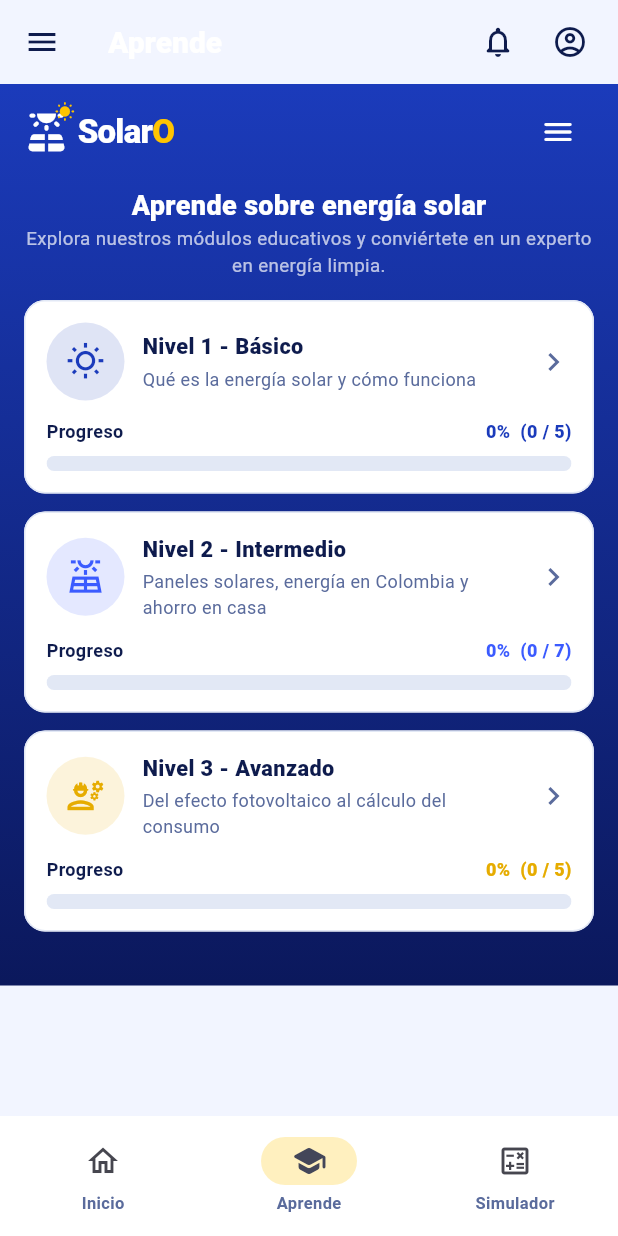
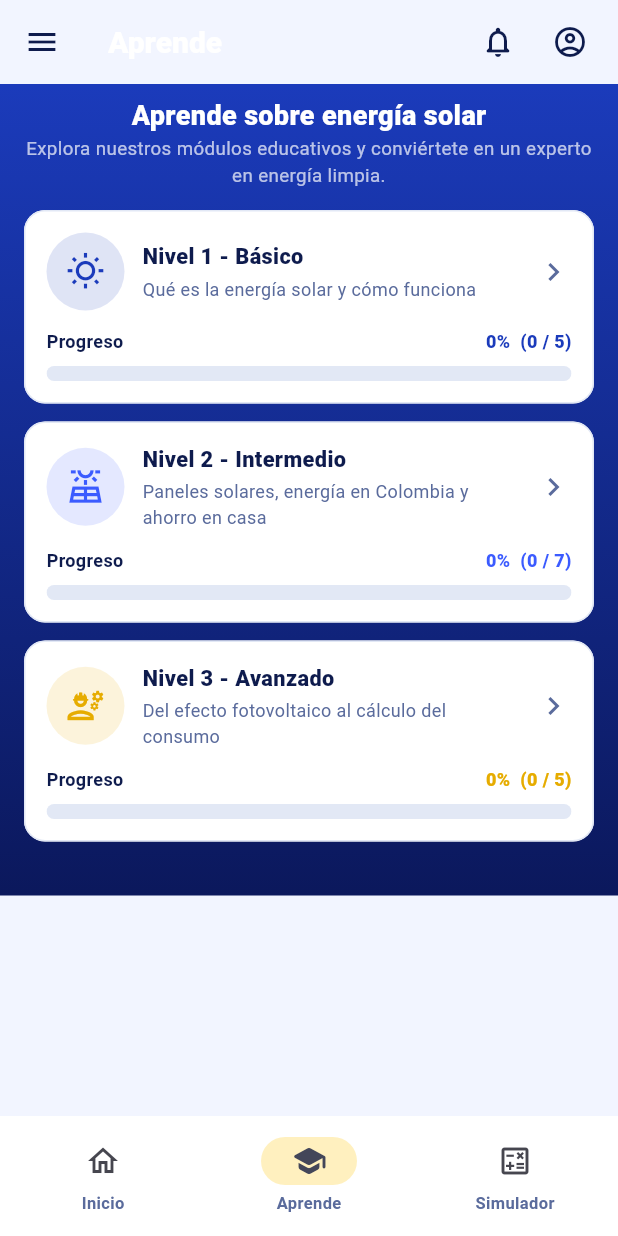
Before and after one commit to NymaXD/SolarO, a Flutter app: the AppShell screen opened directly, item 2 of the bottom bar chosen, on a phone screen of 412 x 824 dp. Run offline on Flutter 3.47's test engine with Material 3 defaults, Android fonts, the phone set to English and light mode, and no system bars; our stand-ins replace shared_preferences, web; missing offline and left inert: dart:ui_web; accounts and stored records are empty; network calls fail.

Commit message:
fix(frontend): remove duplicated logo and drawer button from learn header
The mobile app bar already provides the section title and the drawer menu, so the in-page SolarO logo and hamburger were redundant. They now only remain on the home header.

```diff
--- a/lib/screens/learn/learn_screen.dart
+++ b/lib/screens/learn/learn_screen.dart
@@ -6,7 +6,6 @@ import '../../theme/responsive.dart';
 import '../../widgets/empty_state.dart';
 import '../../widgets/learn_progress_bar.dart';
 import '../../widgets/skeletons.dart';
-import '../../widgets/solar_logo.dart';
 import 'learn_level.dart';
 import 'learn_level_screen.dart';
 
@@ -95,18 +94,6 @@ class _LearnScreenState extends State<LearnScreen> {
           child: Column(
             crossAxisAlignment: CrossAxisAlignment.start,
             children: [
-              Row(
-                mainAxisAlignment: MainAxisAlignment.spaceBetween,
-                children: [
-                  const SolarLogo(light: true, fontSize: 22),
-                  IconButton(
-                    tooltip: tr('expand_menu'),
-                    onPressed: () => Scaffold.of(context).openDrawer(),
-                    icon: const Icon(Icons.menu_rounded, color: Colors.white),
-                  ),
-                ],
-              ),
-              const SizedBox(height: 12),
               Center(
                 child: Text(tr('learn_title'),
                     style: const TextStyle(
```
